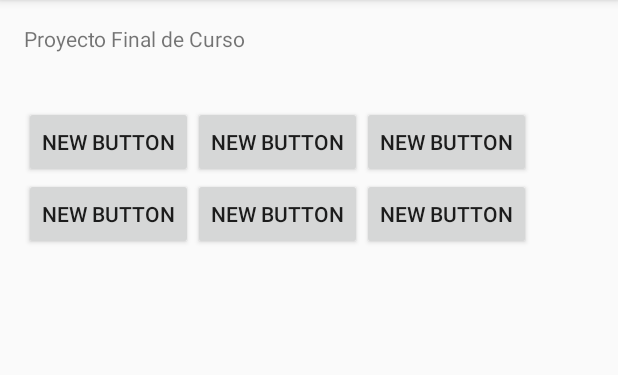
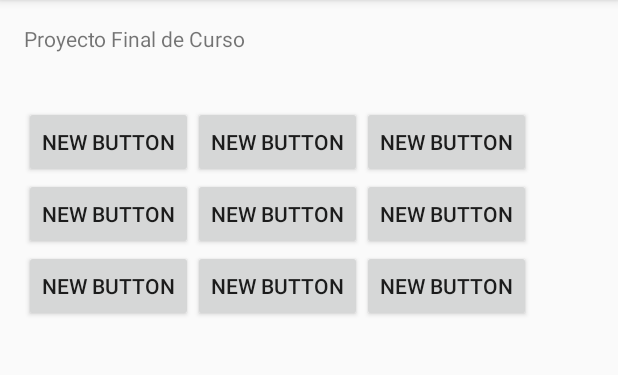
Before and after one commit to omahxyd/AplicacionFinal, an Android app: the screen it shows after launch (MainActivity), on a phone screen of 412 x 824 dp, the part 84-459 px from its top. Run offline under Robolectric (Android 15) with nearby library versions, the phone set to English and light mode, and no system bars.

Commit message:
Primer commit del proyecto final

```diff
--- a/app/src/main/res/layout/activity_main.xml
+++ b/app/src/main/res/layout/activity_main.xml
@@ -71,6 +71,31 @@
                 android:id="@+id/button6" />
         </LinearLayout>
 
+        <LinearLayout
+            android:orientation="horizontal"
+            android:layout_width="match_parent"
+            android:layout_height="wrap_content"
+            android:layout_gravity="center_horizontal">
+
+            <Button
+                android:layout_width="wrap_content"
+                android:layout_height="wrap_content"
+                android:text="New Button"
+                android:id="@+id/button7" />
+
+            <Button
+                android:layout_width="wrap_content"
+                android:layout_height="wrap_content"
+                android:text="New Button"
+                android:id="@+id/button8" />
+
+            <Button
+                android:layout_width="wrap_content"
+                android:layout_height="wrap_content"
+                android:text="New Button"
+                android:id="@+id/button9" />
+        </LinearLayout>
+
     </LinearLayout>
 
 </RelativeLayout>
```
